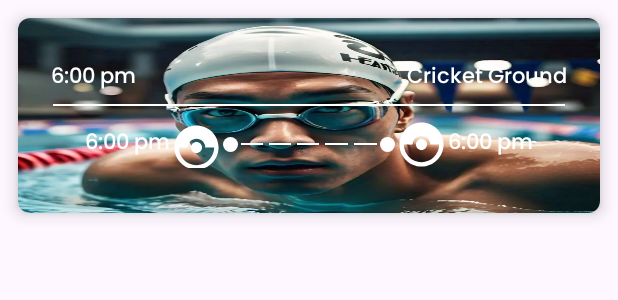
After one commit to rajvirsingh2/Twaran-25, an Android app: the layout match_card.xml on its own in the app's theme, with its tools: preview values and no code run, on a phone screen of 412 x 824 dp. The commit adds this screen. Shown: the top 300 px of the screen. Run offline under Robolectric (Android 15) with nearby library versions, the phone set to English and light mode, and no system bars.

Commit message:
Initial home design

```diff
--- /dev/null
+++ b/app/src/main/res/drawable/rounded_bg.xml
@@ -0,0 +1,5 @@
+<shape xmlns:android="http://schemas.android.com/apk/res/android"
+    android:shape="rectangle">
+    <corners android:radius="10dp"/>
+    <solid android:color="@android:color/white"/> <!-- Background color -->
+</shape>
--- /dev/null
+++ b/app/src/main/res/drawable/white_circle.xml
@@ -0,0 +1,6 @@
+<?xml version="1.0" encoding="utf-8"?>
+<shape xmlns:android="http://schemas.android.com/apk/res/android"
+    android:shape="oval">
+    <solid android:color="#FFFFFF"/>
+    <size android:width="100dp" android:height="100dp"/>
+</shape>
--- a/app/src/main/res/layout/activity_main.xml
+++ b/app/src/main/res/layout/activity_main.xml
@@ -23,7 +23,6 @@
             android:layout_width="385dp"
             android:layout_height="406dp"
             android:rotation="14"
-
             android:src="@drawable/leftlight"
             app:layout_constraintBottom_toBottomOf="parent"
             app:layout_constraintEnd_toEndOf="parent"
--- /dev/null
+++ b/app/src/main/res/layout/match_card.xml
@@ -0,0 +1,160 @@
+<androidx.cardview.widget.CardView
+    xmlns:android="http://schemas.android.com/apk/res/android"
+    xmlns:app="http://schemas.android.com/apk/res-auto"
+    android:layout_width="match_parent"
+    android:layout_height="wrap_content"
+    android:layout_margin="12dp"
+    app:cardCornerRadius="8dp"
+    android:elevation="3dp"
+    android:background="@drawable/rounded_bg"
+    app:cardElevation="6dp">
+
+    <LinearLayout
+        android:layout_width="match_parent"
+        android:layout_height="130dp"
+        android:orientation="vertical"
+        android:padding="12dp"
+        android:background="@drawable/swim"> <!-- Background added here -->
+
+        <LinearLayout
+            android:layout_width="match_parent"
+            android:layout_height="wrap_content"
+            android:layout_marginHorizontal="10dp"
+            android:layout_marginTop="16dp"
+            android:orientation="horizontal">
+
+            <TextView
+                android:layout_width="0dp"
+                android:layout_height="wrap_content"
+                android:layout_weight="1"
+                android:textSize="14sp"
+                android:textColor="@color/white"
+                android:text="6:00 pm" />
+
+            <TextView
+                android:layout_width="0dp"
+                android:layout_height="wrap_content"
+                android:layout_weight="1"
+                android:textSize="14sp"
+                android:textColor="@color/white"
+                android:text="Cricket Ground"
+                android:gravity="end"/>
+        </LinearLayout>
+
+        <View
+            android:layout_width="match_parent"
+            android:layout_height="1dp"
+            android:layout_marginTop="5dp"
+            android:layout_marginHorizontal="11dp"
+            android:background="@color/white"/>
+
+        <LinearLayout
+            android:layout_width="match_parent"
+            android:layout_height="wrap_content"
+            android:layout_marginTop="10dp"
+            android:layout_marginBottom="18dp"
+            android:layout_gravity="center"
+            android:layout_marginHorizontal="10dp"
+            android:orientation="horizontal"
+            android:gravity="center_vertical">
+
+            <!-- Left Text and Icon -->
+            <LinearLayout
+                android:layout_width="0dp"
+                android:layout_height="wrap_content"
+                android:layout_weight="1"
+                android:orientation="horizontal"
+                android:gravity="end">
+
+                <TextView
+                    android:layout_width="wrap_content"
+                    android:layout_height="wrap_content"
+                    android:textSize="14sp"
+                    android:layout_gravity="center"
+                    android:textColor="@color/white"
+                    android:text="6:00 pm"/>
+
+                <ImageView
+                    android:layout_width="35dp"
+                    android:layout_height="35dp"
+                    android:src="@drawable/baseline_catching_pokemon_24"/>
+            </LinearLayout>
+
+            <!-- Dotted Line with Circles -->
+            <LinearLayout
+                android:layout_width="0dp"
+                android:layout_height="wrap_content"
+                android:layout_weight="1"
+                android:orientation="horizontal"
+                android:gravity="center">
+
+                <View
+                    android:layout_width="10dp"
+                    android:layout_height="10dp"
+                    android:background="@drawable/white_circle"/>
+
+                <View
+                    android:layout_width="0dp"
+                    android:layout_height="1dp"
+                    android:layout_marginHorizontal="2dp"
+                    android:layout_weight="1"
+                    android:background="@color/white"/>
+
+                <View
+                    android:layout_width="0dp"
+                    android:layout_height="1dp"
+                    android:layout_marginHorizontal="2dp"
+                    android:layout_weight="1"
+                    android:background="@color/white"/>
+
+                <View
+                    android:layout_width="0dp"
+                    android:layout_height="1dp"
+                    android:layout_marginHorizontal="2dp"
+                    android:layout_weight="1"
+                    android:background="@color/white"/>
+
+                <View
+                    android:layout_width="0dp"
+                    android:layout_height="1dp"
+                    android:layout_marginHorizontal="2dp"
+                    android:layout_weight="1"
+                    android:background="@color/white"/>
+
+                <View
+                    android:layout_width="0dp"
+                    android:layout_height="1dp"
+                    android:layout_marginHorizontal="2dp"
+                    android:layout_weight="1"
+                    android:background="@color/white"/>
+
+                <View
+                    android:layout_width="10dp"
+                    android:layout_height="10dp"
+                    android:background="@drawable/white_circle"/>
+            </LinearLayout>
+
+            <!-- Right Text and Icon -->
+            <LinearLayout
+                android:layout_width="0dp"
+                android:layout_height="wrap_content"
+                android:layout_weight="1"
+                android:orientation="horizontal"
+                android:gravity="center_vertical">
+
+                <ImageView
+                    android:layout_width="35dp"
+                    android:layout_height="35dp"
+                    android:src="@drawable/baseline_catching_pokemon_24"/>
+
+                <TextView
+                    android:layout_width="wrap_content"
+                    android:layout_height="wrap_content"
+                    android:textSize="14sp"
+                    android:textColor="@color/white"
+                    android:text="6:00 pm"/>
+            </LinearLayout>
+        </LinearLayout>
+
+    </LinearLayout>
+</androidx.cardview.widget.CardView>
```
Also changed, not shown: app/src/main/res/drawable/swim.png (added).
